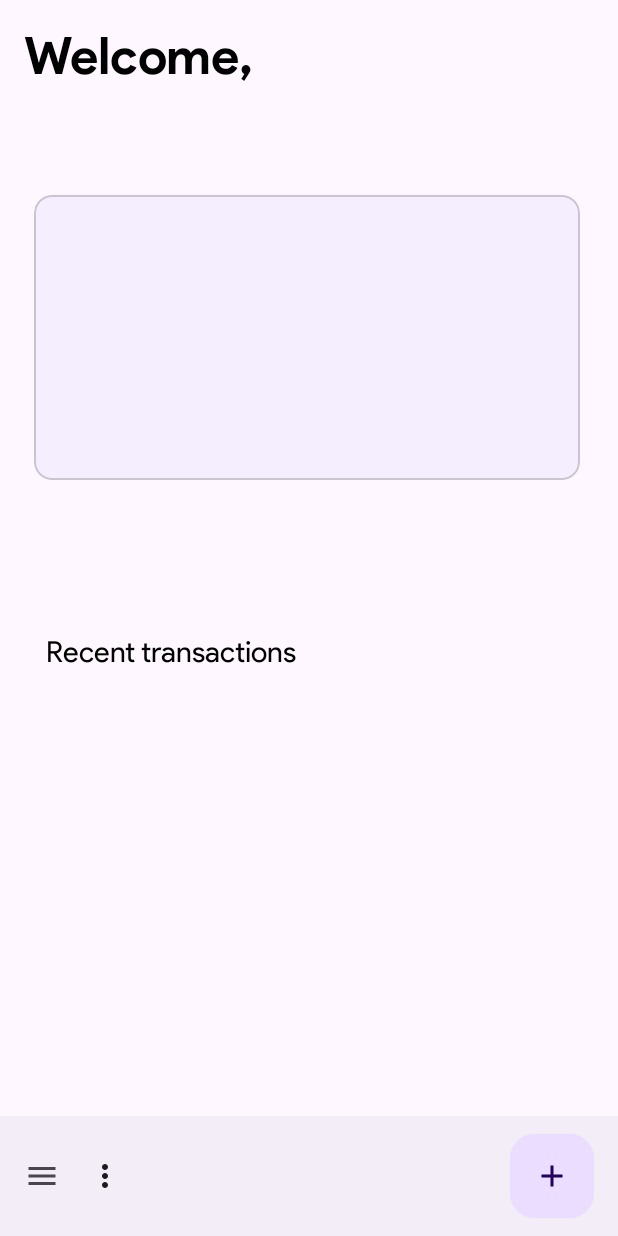
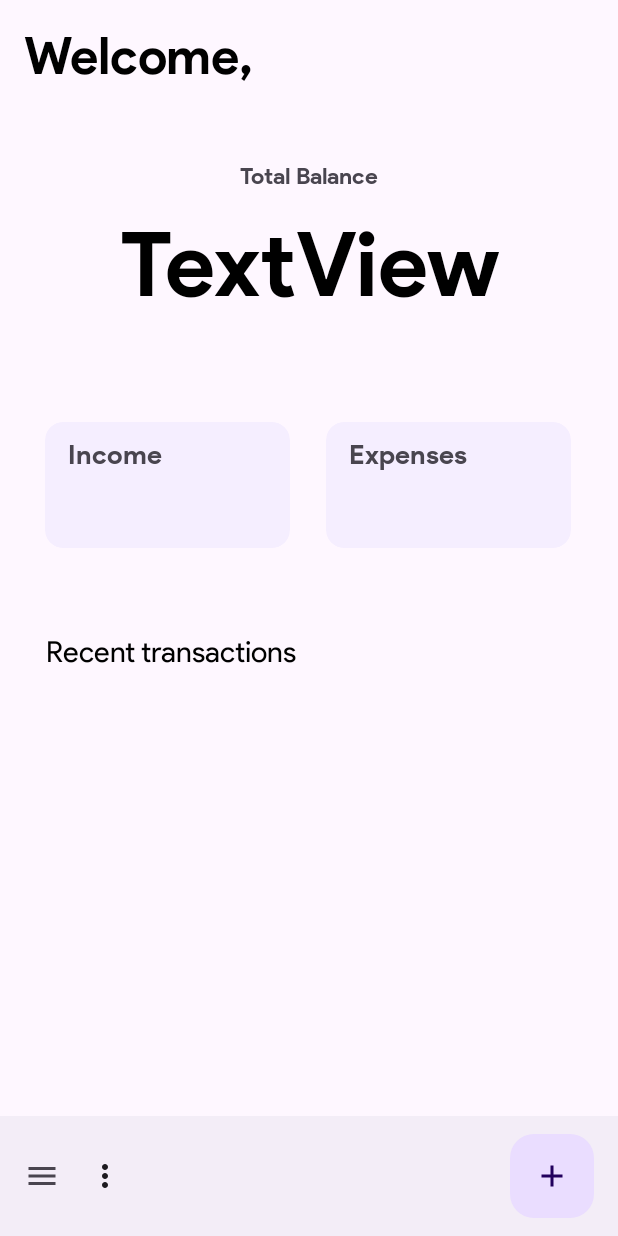
Before and after one commit to mayankk25/Budget-Tracker, an Android app: the MainFragment screen opened through its navigation route, on a phone screen of 412 x 824 dp. Run offline under Robolectric (Android 15) with nearby library versions, the phone set to English and light mode, and no system bars; our stand-ins replace Firebase (no records; nobody signed in at launch, a user with empty details on screens opened directly), data binding, navigation-ui.

Commit message:
Better Main page UI

```diff
--- a/app/src/main/res/layout/main_fragment.xml
+++ b/app/src/main/res/layout/main_fragment.xml
@@ -25,33 +25,117 @@
             app:layout_constraintVertical_bias="0.0"
             tools:text="Mayank" />
 
-        <com.google.android.material.card.MaterialCardView
-            android:layout_width="364dp"
-            android:layout_height="190dp"
-            android:layout_marginStart="16dp"
-            android:layout_marginTop="16dp"
-            android:layout_marginEnd="16dp"
-            app:cardBackgroundColor="@color/material95"
-            app:layout_constraintBottom_toTopOf="@+id/recent_transactions"
+        <TextView
+            android:id="@+id/total_balance"
+            android:layout_width="match_parent"
+            android:layout_height="wrap_content"
+            android:text="@string/total_balance"
+            android:textAlignment="center"
+            android:layout_marginTop="8dp"
+            android:fontFamily="@font/product_sans_bold"
+            android:textSize="15dp"
+            app:layout_constraintBottom_toTopOf="@+id/materialCardView"
             app:layout_constraintEnd_toEndOf="parent"
-            app:layout_constraintHorizontal_bias="0.41"
             app:layout_constraintStart_toStartOf="parent"
             app:layout_constraintTop_toBottomOf="@+id/user_name"
-            app:layout_constraintVertical_bias="0.19999999">
+            app:layout_constraintVertical_bias="0.06999999" />
+
+        <TextView
+            android:id="@+id/total_balance_amount"
+            android:layout_width="wrap_content"
+            android:layout_height="wrap_content"
+            android:layout_marginTop="8dp"
+            android:layout_marginBottom="16dp"
+            android:fontFamily="@font/product_sans_bold"
+            android:text="TextView"
+            android:textColor="@color/black"
+            android:textSize="60dp"
+            app:layout_constraintBottom_toTopOf="@+id/materialCardView"
+            app:layout_constraintEnd_toEndOf="parent"
+            app:layout_constraintStart_toStartOf="parent"
+            app:layout_constraintTop_toBottomOf="@+id/total_balance"
+            app:layout_constraintVertical_bias="0.06999999" />
+
+        <com.google.android.material.card.MaterialCardView
+            android:id="@+id/materialCardView6"
+            android:layout_width="163dp"
+            android:layout_height="84dp"
+            android:layout_marginEnd="8dp"
+            app:cardBackgroundColor="@color/material95"
+            app:layout_constraintBottom_toBottomOf="@+id/materialCardView"
+            app:layout_constraintEnd_toStartOf="@+id/materialCardView"
+            app:layout_constraintStart_toEndOf="@+id/budget_list"
+            app:layout_constraintTop_toTopOf="parent"
+            app:layout_constraintVertical_bias="1.0"
+            app:strokeWidth="0dp">
 
             <LinearLayout
                 android:layout_width="match_parent"
-                android:layout_height="match_parent">
+                android:layout_height="match_parent"
+                android:orientation="vertical">
+
+                <TextView
+                    android:id="@+id/income"
+                    android:layout_width="match_parent"
+                    android:layout_height="wrap_content"
+                    android:layout_marginLeft="15dp"
+                    android:layout_marginTop="10dp"
+                    android:fontFamily="@font/product_sans_bold"
+                    android:text="@string/income"
+                    android:textSize="18dp" />
+
+                <TextView
+                    android:id="@+id/income_valu"
+                    android:layout_width="match_parent"
+                    android:layout_height="match_parent"
+                    android:layout_marginLeft="15dp"
+                    android:layout_weight="1"
+
+                    android:fontFamily="@font/product_sans_bold"
+                    android:textSize="35dp"
+                    tools:text="5000" />
+            </LinearLayout>
+
+        </com.google.android.material.card.MaterialCardView>
+
+        <com.google.android.material.card.MaterialCardView
+            android:id="@+id/materialCardView"
+            android:layout_width="163dp"
+            android:layout_height="84dp"
+            android:layout_marginStart="16dp"
+            app:cardBackgroundColor="@color/material95"
+            app:cardElevation="0dp"
+            app:layout_constraintBottom_toBottomOf="parent"
+            app:layout_constraintEnd_toStartOf="@+id/budget_list"
+            app:layout_constraintHorizontal_bias="0.5"
+            app:layout_constraintStart_toEndOf="@+id/materialCardView6"
+            app:layout_constraintTop_toTopOf="parent"
+            app:layout_constraintVertical_bias="0.38"
+            app:strokeWidth="0dp">
+
+            <LinearLayout
+                android:layout_width="match_parent"
+                android:layout_height="match_parent"
+                android:orientation="vertical">
+
+                <TextView
+                    android:id="@+id/Expenses"
+                    android:layout_width="match_parent"
+                    android:layout_height="wrap_content"
+                    android:layout_marginLeft="15dp"
+                    android:layout_marginTop="10dp"
+                    android:fontFamily="@font/product_sans_bold"
+                    android:text="Expenses"
+                    android:textSize="18dp"></TextView>
+
                 <TextView
                     android:id="@+id/total_expense_amount"
                     android:layout_width="match_parent"
                     android:layout_height="match_parent"
+                    android:layout_marginLeft="15dp"
                     android:fontFamily="@font/product_sans_bold"
-                    android:textSize="40dp"
-                    android:layout_margin="16dp"
-                    tools:text="5000">
-
-                </TextView>
+                    android:textSize="35dp"
+                    tools:text="5000"></TextView>
             </LinearLayout>
         </com.google.android.material.card.MaterialCardView>
 
@@ -110,7 +194,9 @@
                 android:layout_width="match_parent"
                 android:layout_height="match_parent"
                 android:clipToPadding="false"
-                android:paddingBottom="100dp" />
+                android:paddingBottom="100dp">
+
+            </androidx.core.widget.NestedScrollView>
 
             <com.google.android.material.bottomappbar.BottomAppBar
                 android:id="@+id/bottomAppBar"
--- a/app/src/main/res/values/strings.xml
+++ b/app/src/main/res/values/strings.xml
@@ -16,4 +16,6 @@
     <string name="select_date">Select date</string>
     <string name="recent_transactions">Recent transactions</string>
     <string name="category">Category</string>
+    <string name="total_balance">Total Balance</string>
+    <string name="income">Income</string>
 </resources>
```
